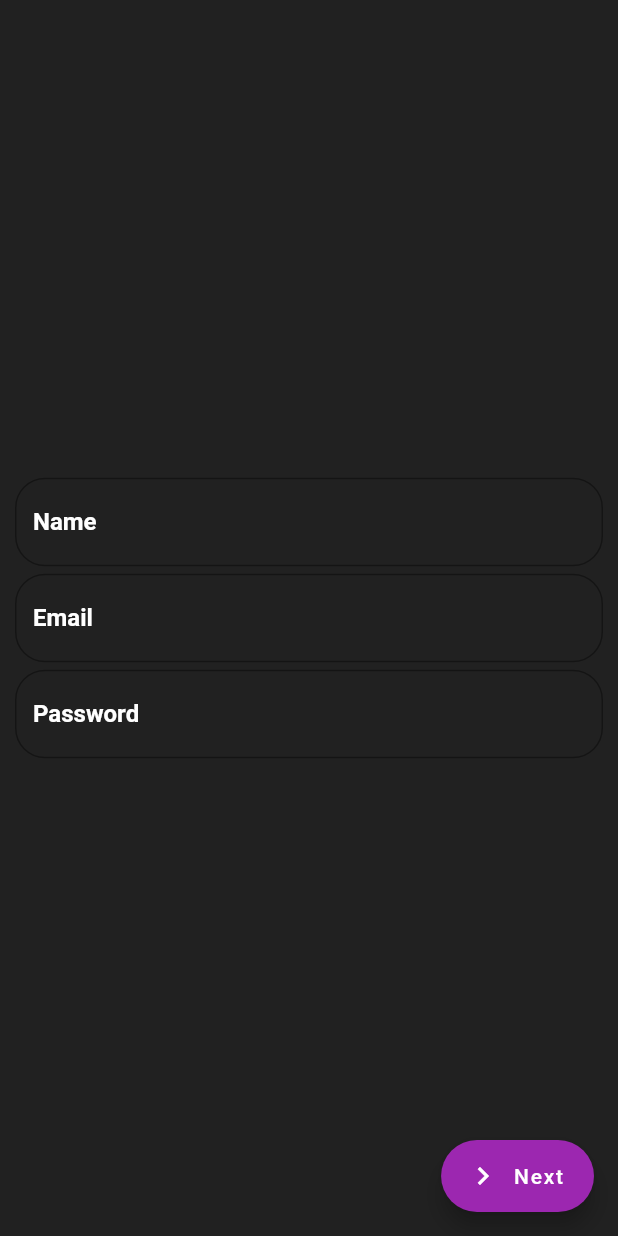
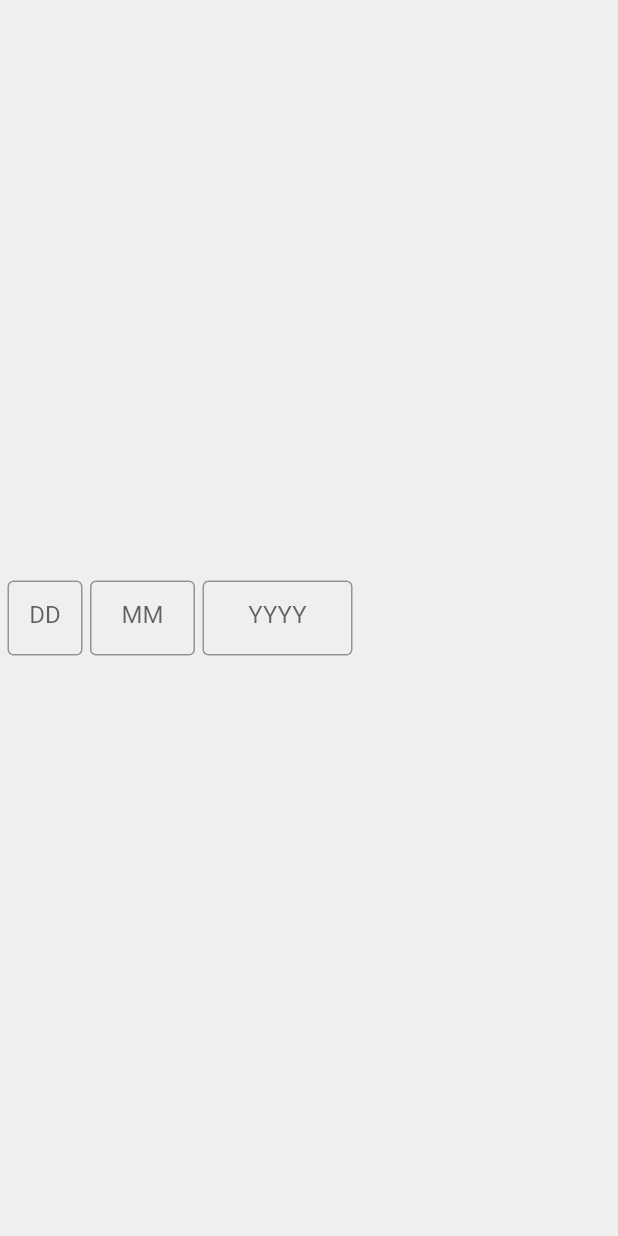
Before and after one commit to manosanjay-g/socod, a Flutter app: the CreateAccount screen opened directly, after a tap on "Next", on a phone screen of 412 x 824 dp. Run offline on Flutter 3.47's test engine with Material 2 defaults, Android fonts, the light colour scheme and no system bars; missing offline and left inert: dob_input_field.

Commit message:
working on DOB field

```diff
--- a/client/socod/lib/auths/Login.dart
+++ b/client/socod/lib/auths/Login.dart
@@ -16,7 +16,6 @@ class _LoginState extends State<Login> {
       body: Container(
         height: MediaQuery.of(context).size.height,
         width: MediaQuery.of(context).size.width,
-        color: Colors.grey[900],
         padding: EdgeInsets.fromLTRB(20, 0, 20, 0),
         child: Form(
           key: _formKey,
@@ -26,12 +25,12 @@ class _LoginState extends State<Login> {
               TextFormField(
                 decoration: InputDecoration(
                   hintText: 'Email',
-                    hintStyle: TextStyle(color: Colors.white, fontWeight: FontWeight.bold),
+                    hintStyle: TextStyle(color: Colors.black, fontWeight: FontWeight.bold),
                     border: OutlineInputBorder(
                       borderSide: BorderSide(
                         width: 0.0,
                       ),
-                        borderRadius: BorderRadius.circular(30.0))),
+                        borderRadius: BorderRadius.circular(20.0))),
               ),
               const SizedBox(
                 height: 5,
@@ -39,11 +38,11 @@ class _LoginState extends State<Login> {
               TextFormField(
                 decoration: InputDecoration(
                     hintText: 'Password',
-                    hintStyle: TextStyle(color: Colors.white, fontWeight: FontWeight.bold),
+                    hintStyle: TextStyle(color: Colors.black, fontWeight: FontWeight.bold),
                     border: OutlineInputBorder(
                         borderSide: BorderSide(color: Colors.white),
 
-                        borderRadius: BorderRadius.circular(30.0))),
+                        borderRadius: BorderRadius.circular(20.0))),
               ),
               Padding(
                 padding: const EdgeInsets.all(8.0),
--- a/client/socod/lib/auths/createacc.dart
+++ b/client/socod/lib/auths/createacc.dart
@@ -1,4 +1,5 @@
 import "package:flutter/material.dart";
+import "package:socod/auths/dobpage.dart";
 
 import "../consts/textFields.dart";
 
@@ -13,9 +14,12 @@ class _CreateAccountState extends State<CreateAccount> {
   @override
   Widget build(BuildContext context) {
     return Scaffold(
-      floatingActionButton: FloatingActionButton.extended(onPressed: (){}, label: Text("Next"), icon: Icon(Icons.chevron_right),),
+      floatingActionButton: FloatingActionButton.extended(onPressed: (){
+        Navigator.push(context, MaterialPageRoute(builder: (context)=>DOB()));
+      },
+        label: Text("Next"),
+        icon: Icon(Icons.chevron_right),),
       body: Container(
-        color: Textfields.bgColor,
         height: MediaQuery.of(context).size.height,
         width: MediaQuery.of(context).size.width,
         padding: EdgeInsets.fromLTRB(10, 0, 10, 0),
--- /dev/null
+++ b/client/socod/lib/auths/dobpage.dart
@@ -0,0 +1,76 @@
+import 'package:flutter/material.dart';
+
+import 'package:dob_input_field/dob_input_field.dart';
+
+
+extension IsAtLeastYearsOld on DateTime {
+  bool isAtLeastYearsOld(int years) {
+    var now = DateTime.now();
+    var boundaryDate = DateTime(now.year - years, now.month, now.day);
+
+    var thisDate = DateTime(year, month, day);
+
+    return thisDate.compareTo(boundaryDate) <= 0;
+  }
+}
+
+class DOB extends StatefulWidget {
+  const DOB({Key? key}) : super(key: key);
+
+  @override
+  State<DOB> createState() => _DOBState();
+}
+
+class _DOBState extends State<DOB> {
+
+
+  @override
+  Widget build(BuildContext context) {
+    print(DateTime(2002, 8, 21).isAtLeastYearsOld(18)); // Prints: false
+    return Scaffold(
+      body: Container(
+        height: MediaQuery.of(context).size.height,
+        width: MediaQuery.of(context).size.width,
+        child: Row(
+          children: [
+            Container(
+              margin: EdgeInsets.fromLTRB(5, 0, 5, 0),
+              height: 50,
+              width: 50,
+              child: TextFormField(
+                textAlign: TextAlign.center,
+                decoration: InputDecoration(
+                  hintText: 'DD',
+                  border: OutlineInputBorder()
+                ),
+              ),
+            ),
+            Container(
+              height: 50,
+              width: 70,
+              child: TextFormField(
+                textAlign: TextAlign.center,
+                decoration: InputDecoration(
+                    hintText: 'MM',
+                    border: OutlineInputBorder()
+                ),
+              ),
+            ),
+            Container(
+              margin: EdgeInsets.fromLTRB(5, 0, 5, 0),
+              height: 50,
+              width: 100,
+              child: TextFormField(
+                textAlign: TextAlign.center,
+                decoration: InputDecoration(
+                    hintText: 'YYYY',
+                    border: OutlineInputBorder()
+                ),
+              ),
+            ),
+          ],
+        )
+      ),
+    );
+  }
+}
--- a/client/socod/lib/consts/textFields.dart
+++ b/client/socod/lib/consts/textFields.dart
@@ -1,6 +1,5 @@
 import 'package:flutter/material.dart';
 
 class Textfields{
-  static var texthintsytle = TextStyle(color: Colors.white, fontWeight: FontWeight.bold);
-  static var bgColor = Colors.grey[900];
+  static var texthintsytle = TextStyle(color: Colors.black, fontWeight: FontWeight.bold);
 }
--- a/client/socod/pubspec.yaml
+++ b/client/socod/pubspec.yaml
@@ -30,6 +30,7 @@ environment:
 dependencies:
   flutter:
     sdk: flutter
+  dob_input_field: ^2.0.0
 
 
   # The following adds the Cupertino Icons font to your application.
```
Also changed, not shown: client/socod/pubspec.lock.
